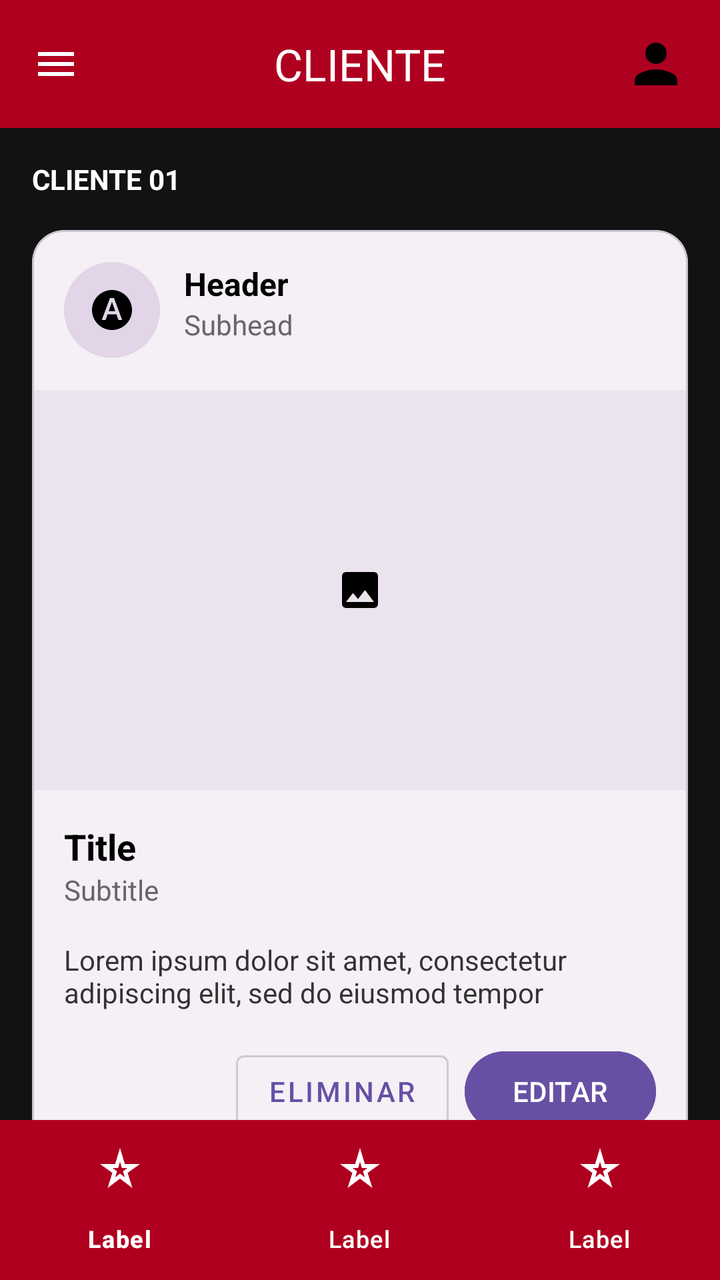
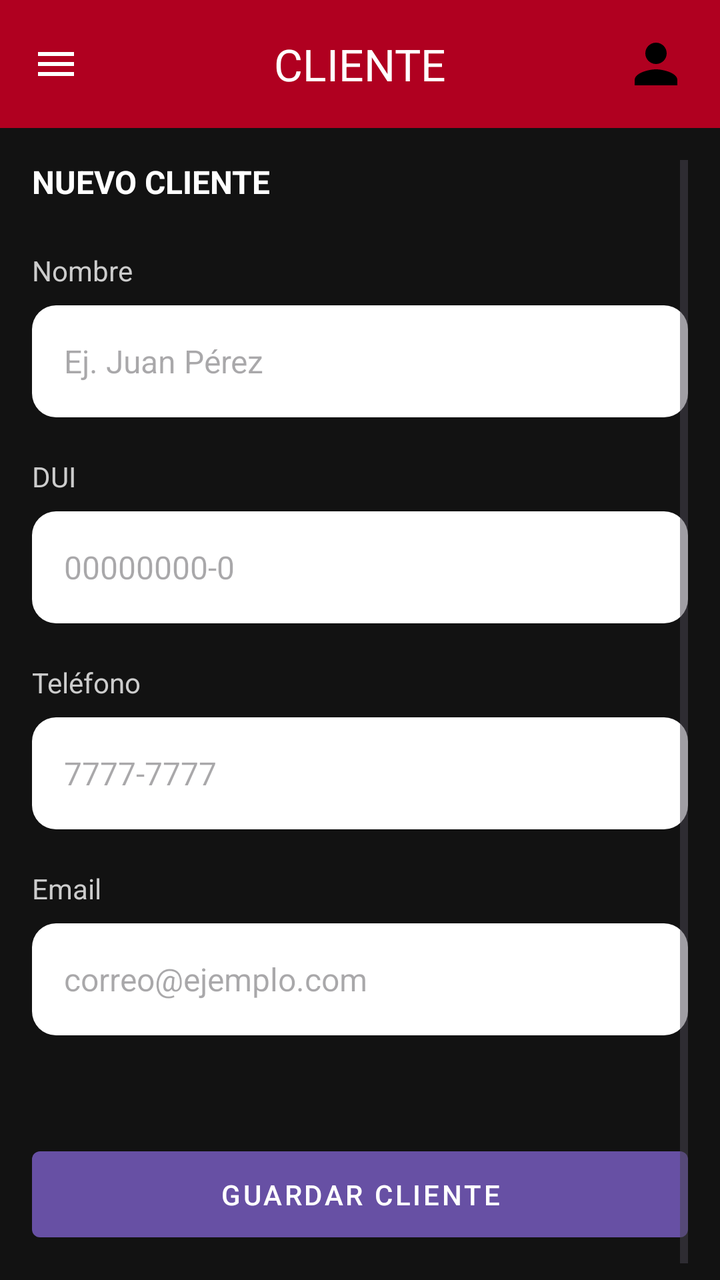

Screens rendered from an Android XML layout before and after an edit, with the pre-edit source and the edit as a unified diff.
<!-- AndroidManifest.xml: application theme Theme.Autotechs -->
<!-- res/layout/activity_clientes_crud.xml -->
<?xml version="1.0" encoding="utf-8"?>
<androidx.constraintlayout.widget.ConstraintLayout
    xmlns:android="http://schemas.android.com/apk/res/android"
    xmlns:app="http://schemas.android.com/apk/res-auto"
    android:layout_width="match_parent"
    android:layout_height="match_parent"
    android:background="#121212">

    <com.google.android.material.appbar.AppBarLayout
        android:id="@+id/appBarLayout"
        android:layout_width="match_parent"
        android:layout_height="wrap_content"
        app:layout_constraintTop_toTopOf="parent">

        <com.google.android.material.appbar.MaterialToolbar
            android:id="@+id/topAppBar"
            android:layout_width="match_parent"
            android:layout_height="?attr/actionBarSize"
            android:background="#B00020"
            app:title="CLIENTE"
            app:titleCentered="true"
            app:titleTextColor="@android:color/white"
            app:navigationIcon="@drawable/ic_menu"
            app:navigationIconTint="@android:color/white">

            <ImageView
                android:layout_width="32dp"
                android:layout_height="32dp"
                android:layout_gravity="end"
                android:layout_marginEnd="16dp"
                android:src="@drawable/ic_profile_placeholder" />
        </com.google.android.material.appbar.MaterialToolbar>
    </com.google.android.material.appbar.AppBarLayout>

    <TextView
        android:id="@+id/tvLabelCliente"
        android:layout_width="wrap_content"
        android:layout_height="wrap_content"
        android:layout_marginStart="16dp"
        android:layout_marginTop="16dp"
        android:text="CLIENTE 01"
        android:textColor="@android:color/white"
        android:textStyle="bold"
        app:layout_constraintStart_toStartOf="parent"
        app:layout_constraintTop_toBottomOf="@id/appBarLayout" />

    <com.google.android.material.card.MaterialCardView
        android:layout_width="match_parent"
        android:layout_height="wrap_content"
        android:layout_margin="16dp"
        app:cardCornerRadius="16dp"
        app:cardBackgroundColor="#F5F0F6"
        app:layout_constraintTop_toBottomOf="@id/tvLabelCliente">

        <LinearLayout
            android:layout_width="match_parent"
            android:layout_height="wrap_content"
            android:orientation="vertical">

            <RelativeLayout
                android:layout_width="match_parent"
                android:layout_height="wrap_content"
                android:padding="16dp">

                <com.google.android.material.imageview.ShapeableImageView
                    android:id="@+id/avatar"
                    android:layout_width="48dp"
                    android:layout_height="48dp"
                    android:background="#E1D5E7"
                    android:scaleType="center"
                    android:src="@drawable/ic_letter_a"
                    app:shapeAppearanceOverlay="@style/CircleImage" />

                <LinearLayout
                    android:layout_width="wrap_content"
                    android:layout_height="wrap_content"
                    android:layout_toEndOf="@id/avatar"
                    android:layout_marginStart="12dp"
                    android:orientation="vertical">

                    <TextView
                        android:layout_width="wrap_content"
                        android:layout_height="wrap_content"
                        android:text="Header"
                        android:textColor="#000000"
                        android:textSize="16sp"
                        android:textStyle="bold" />

                    <TextView
                        android:layout_width="wrap_content"
                        android:layout_height="wrap_content"
                        android:text="Subhead"
                        android:textColor="#666666" />
                </LinearLayout>
            </RelativeLayout>

            <ImageView
                android:layout_width="match_parent"
                android:layout_height="200dp"
                android:background="#EBE4EF"
                android:scaleType="centerInside"
                android:src="@drawable/ic_shapes_placeholder" />

            <LinearLayout
                android:layout_width="match_parent"
                android:layout_height="wrap_content"
                android:padding="16dp"
                android:orientation="vertical">

                <TextView
                    android:layout_width="wrap_content"
                    android:layout_height="wrap_content"
                    android:text="Title"
                    android:textColor="#000000"
                    android:textSize="18sp"
                    android:textStyle="bold" />

                <TextView
                    android:layout_width="wrap_content"
                    android:layout_height="wrap_content"
                    android:text="Subtitle"
                    android:textColor="#666666" />

                <TextView
                    android:layout_width="match_parent"
                    android:layout_height="wrap_content"
                    android:layout_marginTop="16dp"
                    android:text="Lorem ipsum dolor sit amet, consectetur adipiscing elit, sed do eiusmod tempor"
                    android:textColor="#333333" />

                <LinearLayout
                    android:layout_width="wrap_content"
                    android:layout_height="wrap_content"
                    android:layout_gravity="end"
                    android:layout_marginTop="16dp"
                    android:orientation="horizontal">

                    <com.google.android.material.button.MaterialButton
                        style="@style/Widget.MaterialComponents.Button.OutlinedButton"
                        android:layout_width="wrap_content"
                        android:layout_height="wrap_content"
                        android:layout_marginEnd="8dp"
                        android:text="ELIMINAR"
                        android:textColor="#6750A4"
                        app:strokeColor="#CCCCCC" />

                    <com.google.android.material.button.MaterialButton
                        android:id="@+id/btnEditar"
                        android:layout_width="wrap_content"
                        android:layout_height="wrap_content"
                        android:backgroundTint="#6750A4"
                        android:text="EDITAR"
                        android:textColor="@android:color/white" />
                </LinearLayout>
            </LinearLayout>
        </LinearLayout>
    </com.google.android.material.card.MaterialCardView>

    <com.google.android.material.bottomnavigation.BottomNavigationView
        android:id="@+id/bottomNavigation"
        android:layout_width="match_parent"
        android:layout_height="wrap_content"
        android:background="#B00020"
        app:itemIconTint="@android:color/white"
        app:itemTextColor="@android:color/white"
        app:layout_constraintBottom_toBottomOf="parent"
        app:menu="@menu/bottom_nav_menu" />

</androidx.constraintlayout.widget.ConstraintLayout>
<!-- resources referenced by this layout -->
<resources>
  <!-- drawable ic_letter_a (drawable) -->
  <vector xmlns:android="http://schemas.android.com/apk/res/android" android:height="24dp" android:tint="#000000" android:viewportHeight="24" android:viewportWidth="24" android:width="24dp">
        
      <path android:fillColor="@android:color/white" android:pathData="M12.04,8.04l-0.09,0l-1.6,4.55l3.29,0z"/>
        
      <path android:fillColor="@android:color/white" android:pathData="M12,2C6.48,2 2,6.48 2,12s4.48,10 10,10s10,-4.48 10,-10S17.52,2 12,2zM15.21,17l-0.98,-2.81H9.78l-1,2.81h-1.9l4.13,-11h1.97l4.13,11H15.21z"/>
      
  </vector>
  <!-- drawable ic_menu (drawable) -->
  <vector xmlns:android="http://schemas.android.com/apk/res/android" android:height="24dp" android:tint="#000000" android:viewportHeight="24" android:viewportWidth="24" android:width="24dp">
        
      <path android:fillColor="@android:color/white" android:pathData="M3,18h18v-2L3,16v2zM3,13h18v-2L3,11v2zM3,6v2h18L21,6L3,6z"/>
      
  </vector>
  <!-- drawable ic_profile_placeholder (drawable) -->
  <vector xmlns:android="http://schemas.android.com/apk/res/android" android:height="24dp" android:tint="#000000" android:viewportHeight="24" android:viewportWidth="24" android:width="24dp">
        
      <path android:fillColor="@android:color/white" android:pathData="M12,12c2.21,0 4,-1.79 4,-4s-1.79,-4 -4,-4 -4,1.79 -4,4 1.79,4 4,4zM12,14c-2.67,0 -8,1.34 -8,4v2h16v-2c0,-2.66 -5.33,-4 -8,-4z"/>
      
  </vector>
  <!-- drawable ic_shapes_placeholder (drawable) -->
  <vector xmlns:android="http://schemas.android.com/apk/res/android" android:height="24dp" android:tint="#000000" android:viewportHeight="24" android:viewportWidth="24" android:width="24dp">
        
      <path android:fillColor="@android:color/white" android:pathData="M21,19V5c0,-1.1 -0.9,-2 -2,-2H5c-1.1,0 -2,0.9 -2,2v14c0,1.1 0.9,2 2,2h14c1.1,0 2,-0.9 2,-2zM8.5,13.5l2.5,3.01L14.5,12l4.5,6H5l3.5,-4.5z"/>
      
  </vector>
  <style name="CircleImage">
          <item name="cornerSize">50%</item>
      </style>
  <style name="Theme.Autotechs" parent="Base.Theme.Autotechs" />
  <style name="Base.Theme.Autotechs" parent="Theme.Material3.DayNight.NoActionBar">
          
          
      </style>
</resources>

<!-- the commit's change to res/layout/activity_clientes_crud.xml (unified diff, before → after) -->
@@ -32,138 +32,76 @@
         </com.google.android.material.appbar.MaterialToolbar>
     </com.google.android.material.appbar.AppBarLayout>
 
-    <TextView
-        android:id="@+id/tvLabelCliente"
-        android:layout_width="wrap_content"
-        android:layout_height="wrap_content"
-        android:layout_marginStart="16dp"
-        android:layout_marginTop="16dp"
-        android:text="CLIENTE 01"
-        android:textColor="@android:color/white"
-        android:textStyle="bold"
-        app:layout_constraintStart_toStartOf="parent"
-        app:layout_constraintTop_toBottomOf="@id/appBarLayout" />
-
-    <com.google.android.material.card.MaterialCardView
+    <ScrollView
         android:layout_width="match_parent"
-        android:layout_height="wrap_content"
-        android:layout_margin="16dp"
-        app:cardCornerRadius="16dp"
-        app:cardBackgroundColor="#F5F0F6"
-        app:layout_constraintTop_toBottomOf="@id/tvLabelCliente">
+        android:layout_height="0dp"
+        android:paddingHorizontal="16dp"
+        android:paddingTop="16dp"
+        app:layout_constraintTop_toBottomOf="@id/appBarLayout"
+        app:layout_constraintBottom_toBottomOf="parent">
 
         <LinearLayout
             android:layout_width="match_parent"
             android:layout_height="wrap_content"
             android:orientation="vertical">
 
-            <RelativeLayout
+            <TextView
+                android:layout_width="wrap_content"
+                android:layout_height="wrap_content"
+                android:layout_marginBottom="24dp"
+                android:text="NUEVO CLIENTE"
+                android:textColor="@android:color/white"
+                android:textSize="16sp"
+                android:textStyle="bold" />
+
+            <TextView
+                style="@style/InputFieldLabelStyle"
+                android:text="Nombre" />
+            <com.google.android.material.textfield.TextInputEditText
+                android:id="@+id/etNombre"
+                style="@style/InputFieldStyle"
+                android:hint="Ej. Juan Pérez" />
+
+            <TextView
+                style="@style/InputFieldLabelStyle"
+                android:text="DUI" />
+            <com.google.android.material.textfield.TextInputEditText
+                android:id="@+id/etDui"
+                style="@style/InputFieldStyle"
+                android:hint="00000000-0"
+                android:inputType="number" />
+
+            <TextView
+                style="@style/InputFieldLabelStyle"
+                android:text="Teléfono" />
+            <com.google.android.material.textfield.TextInputEditText
+                android:id="@+id/etTelefono"
+                style="@style/InputFieldStyle"
+                android:hint="7777-7777"
+                android:inputType="phone" />
+
+            <TextView
+                style="@style/InputFieldLabelStyle"
+                android:text="Email" />
+            <com.google.android.material.textfield.TextInputEditText
+                android:id="@+id/etEmail"
+                style="@style/InputFieldStyle"
+                android:hint="correo@ejemplo.com"
+                android:inputType="textEmailAddress" />
+
+            <View
+                android:layout_width="match_parent"
+                android:layout_height="32dp" />
+
+            <com.google.android.material.button.MaterialButton
+                android:id="@+id/btnGuardar"
+                style="@style/SolidActionButtonStyle"
                 android:layout_width="match_parent"
                 android:layout_height="wrap_content"
-                android:padding="16dp">
+                android:layout_marginBottom="24dp"
+                android:text="GUARDAR CLIENTE" />
 
-                <com.google.android.material.imageview.ShapeableImageView
-                    android:id="@+id/avatar"
-                    android:layout_width="48dp"
-                    android:layout_height="48dp"
-                    android:background="#E1D5E7"
-                    android:scaleType="center"
-                    android:src="@drawable/ic_letter_a"
-                    app:shapeAppearanceOverlay="@style/CircleImage" />
-
-                <LinearLayout
-                    android:layout_width="wrap_content"
-                    android:layout_height="wrap_content"
-                    android:layout_toEndOf="@id/avatar"
-                    android:layout_marginStart="12dp"
-                    android:orientation="vertical">
-
-                    <TextView
-                        android:layout_width="wrap_content"
-                        android:layout_height="wrap_content"
-                        android:text="Header"
-                        android:textColor="#000000"
-                        android:textSize="16sp"
-                        android:textStyle="bold" />
-
-                    <TextView
-                        android:layout_width="wrap_content"
-                        android:layout_height="wrap_content"
-                        android:text="Subhead"
-                        android:textColor="#666666" />
-                </LinearLayout>
-            </RelativeLayout>
-
-            <ImageView
-                android:layout_width="match_parent"
-                android:layout_height="200dp"
-                android:background="#EBE4EF"
-                android:scaleType="centerInside"
-                android:src="@drawable/ic_shapes_placeholder" />
-
-            <LinearLayout
-                android:layout_width="match_parent"
-                android:layout_height="wrap_content"
-                android:padding="16dp"
-                android:orientation="vertical">
-
-                <TextView
-                    android:layout_width="wrap_content"
-                    android:layout_height="wrap_content"
-                    android:text="Title"
-                    android:textColor="#000000"
-                    android:textSize="18sp"
-                    android:textStyle="bold" />
-
-                <TextView
-                    android:layout_width="wrap_content"
-                    android:layout_height="wrap_content"
-                    android:text="Subtitle"
-                    android:textColor="#666666" />
-
-                <TextView
-                    android:layout_width="match_parent"
-                    android:layout_height="wrap_content"
-                    android:layout_marginTop="16dp"
-                    android:text="Lorem ipsum dolor sit amet, consectetur adipiscing elit, sed do eiusmod tempor"
-                    android:textColor="#333333" />
-
-                <LinearLayout
-                    android:layout_width="wrap_content"
-                    android:layout_height="wrap_content"
-                    android:layout_gravity="end"
-                    android:layout_marginTop="16dp"
-                    android:orientation="horizontal">
-
-                    <com.google.android.material.button.MaterialButton
-                        style="@style/Widget.MaterialComponents.Button.OutlinedButton"
-                        android:layout_width="wrap_content"
-                        android:layout_height="wrap_content"
-                        android:layout_marginEnd="8dp"
-                        android:text="ELIMINAR"
-                        android:textColor="#6750A4"
-                        app:strokeColor="#CCCCCC" />
-
-                    <com.google.android.material.button.MaterialButton
-                        android:id="@+id/btnEditar"
-                        android:layout_width="wrap_content"
-                        android:layout_height="wrap_content"
-                        android:backgroundTint="#6750A4"
-                        android:text="EDITAR"
-                        android:textColor="@android:color/white" />
-                </LinearLayout>
-            </LinearLayout>
         </LinearLayout>
-    </com.google.android.material.card.MaterialCardView>
-
-    <com.google.android.material.bottomnavigation.BottomNavigationView
-        android:id="@+id/bottomNavigation"
-        android:layout_width="match_parent"
-        android:layout_height="wrap_content"
-        android:background="#B00020"
-        app:itemIconTint="@android:color/white"
-        app:itemTextColor="@android:color/white"
-        app:layout_constraintBottom_toBottomOf="parent"
-        app:menu="@menu/bottom_nav_menu" />
+    </ScrollView>
 
 </androidx.constraintlayout.widget.ConstraintLayout>
<!-- resource entries referenced after the edit -->
@@ -1,13 +1,5 @@
 <!-- resources referenced by this layout -->
 <resources>
-  <!-- drawable ic_letter_a (drawable) -->
-  <vector xmlns:android="http://schemas.android.com/apk/res/android" android:height="24dp" android:tint="#000000" android:viewportHeight="24" android:viewportWidth="24" android:width="24dp">
-        
-      <path android:fillColor="@android:color/white" android:pathData="M12.04,8.04l-0.09,0l-1.6,4.55l3.29,0z"/>
-        
-      <path android:fillColor="@android:color/white" android:pathData="M12,2C6.48,2 2,6.48 2,12s4.48,10 10,10s10,-4.48 10,-10S17.52,2 12,2zM15.21,17l-0.98,-2.81H9.78l-1,2.81h-1.9l4.13,-11h1.97l4.13,11H15.21z"/>
-      
-  </vector>
   <!-- drawable ic_menu (drawable) -->
   <vector xmlns:android="http://schemas.android.com/apk/res/android" android:height="24dp" android:tint="#000000" android:viewportHeight="24" android:viewportWidth="24" android:width="24dp">
         
@@ -20,16 +12,43 @@
       <path android:fillColor="@android:color/white" android:pathData="M12,12c2.21,0 4,-1.79 4,-4s-1.79,-4 -4,-4 -4,1.79 -4,4 1.79,4 4,4zM12,14c-2.67,0 -8,1.34 -8,4v2h16v-2c0,-2.66 -5.33,-4 -8,-4z"/>
       
   </vector>
-  <!-- drawable ic_shapes_placeholder (drawable) -->
-  <vector xmlns:android="http://schemas.android.com/apk/res/android" android:height="24dp" android:tint="#000000" android:viewportHeight="24" android:viewportWidth="24" android:width="24dp">
-        
-      <path android:fillColor="@android:color/white" android:pathData="M21,19V5c0,-1.1 -0.9,-2 -2,-2H5c-1.1,0 -2,0.9 -2,2v14c0,1.1 0.9,2 2,2h14c1.1,0 2,-0.9 2,-2zM8.5,13.5l2.5,3.01L14.5,12l4.5,6H5l3.5,-4.5z"/>
-      
-  </vector>
-  <style name="CircleImage">
-          <item name="cornerSize">50%</item>
+  <style name="InputFieldLabelStyle">
+          <item name="android:layout_width">wrap_content</item>
+          <item name="android:layout_height">wrap_content</item>
+          <item name="android:layout_marginBottom">8dp</item>
+          <item name="android:textColor">#CCCCCC</item>
+          <item name="android:textSize">14sp</item>
+      </style>
+  <style name="InputFieldStyle">
+          <item name="android:layout_width">match_parent</item>
+          <item name="android:layout_height">56dp</item>
+          <item name="android:layout_marginBottom">20dp</item>
+          <item name="android:background">@drawable/bg_input_field</item>
+          <item name="android:paddingLeft">16dp</item>
+          <item name="android:paddingRight">16dp</item>
+          <item name="android:textColor">#000000</item>
+          <item name="android:textSize">16sp</item>
+      </style>
+  <style name="SolidActionButtonStyle" parent="BaseActionButtonStyle">
+          <item name="backgroundTint">#6750A4</item>
       </style>
   <style name="Theme.Autotechs" parent="Base.Theme.Autotechs" />
+  <!-- drawable bg_input_field (drawable) -->
+  <?xml version="1.0" encoding="utf-8"?>
+  <shape xmlns:android="http://schemas.android.com/apk/res/android">
+      <solid android:color="@android:color/white" />
+      <corners android:radius="12dp" />
+  </shape>
+  <style name="BaseActionButtonStyle" parent="Widget.MaterialComponents.Button.UnelevatedButton">
+          <item name="android:layout_width">wrap_content</item>
+          <item name="android:layout_height">wrap_content</item>
+          <item name="android:paddingLeft">24dp</item>
+          <item name="android:paddingRight">24dp</item>
+          <item name="android:paddingTop">12dp</item>
+          <item name="android:paddingBottom">12dp</item>
+          <item name="android:textColor">@android:color/white</item>
+          <item name="cornerSize">24dp</item>
+      </style>
   <style name="Base.Theme.Autotechs" parent="Theme.Material3.DayNight.NoActionBar">
           
           
